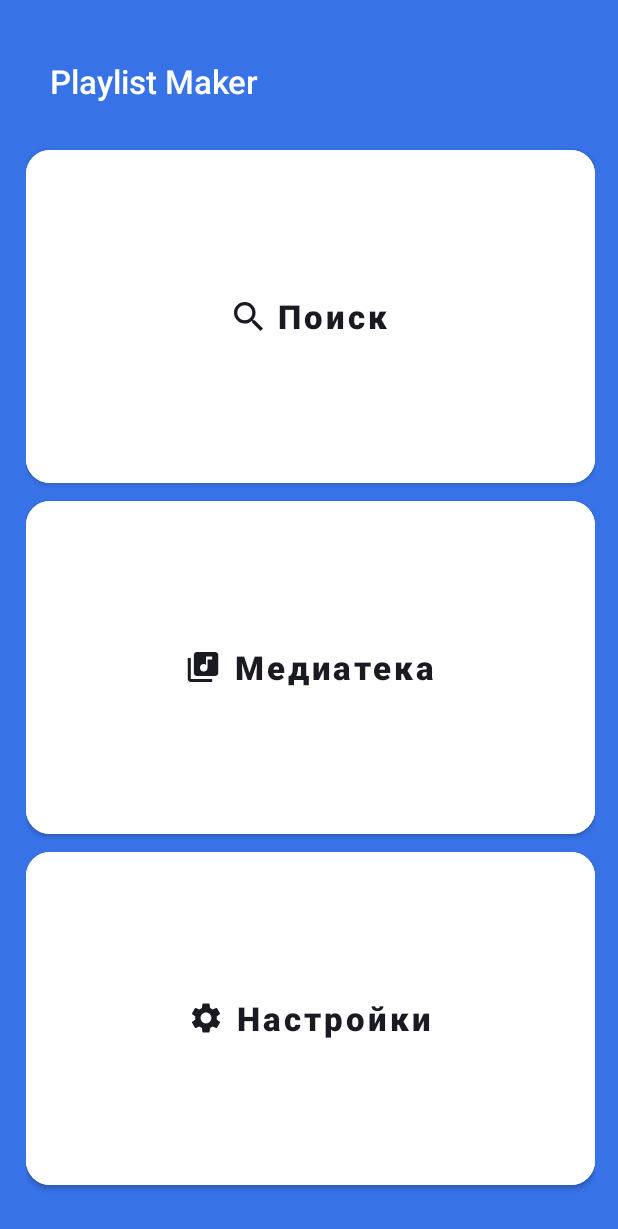
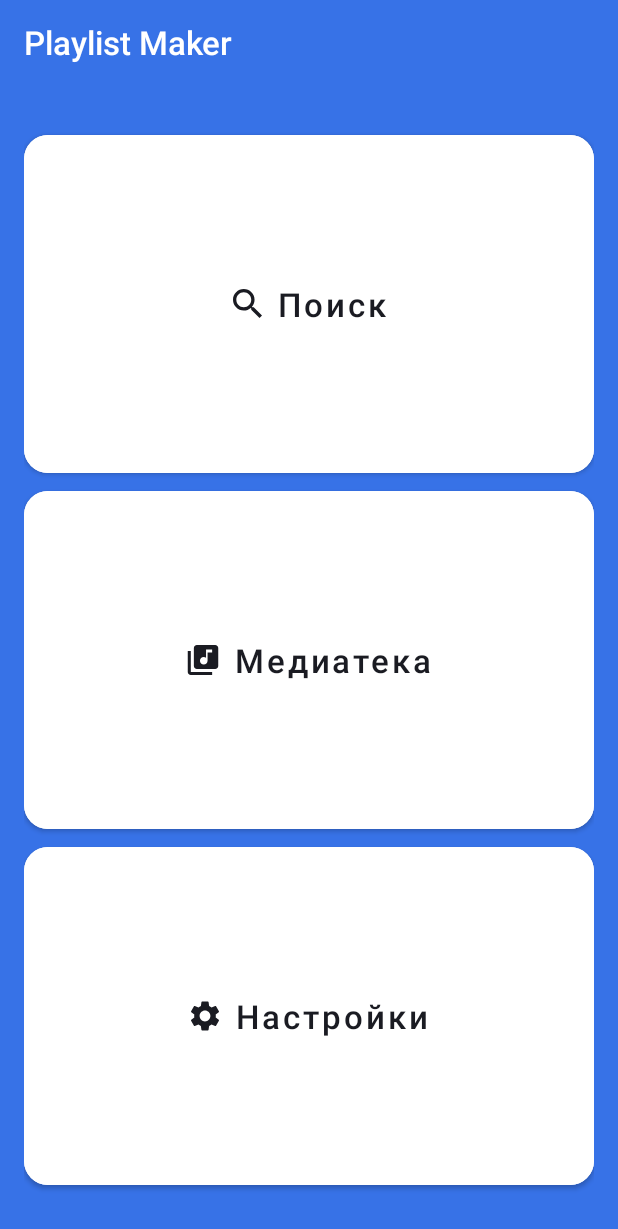
Before and after one commit to ImNia/PlaylistMaker, an Android app: the screen it shows after launch (MainActivity), on a phone screen of 412 x 824 dp. Shown: the top 1229 px of the screen. Run offline under Robolectric (Android 15) with nearby library versions, the phone set to English and light mode, and no system bars.

Commit message:
Fixed remarks

```diff
--- a/app/src/main/res/layout/activity_main.xml
+++ b/app/src/main/res/layout/activity_main.xml
@@ -7,22 +7,25 @@
     android:layout_height="match_parent"
     android:orientation="vertical"
     android:background="@color/background_blue"
-    android:paddingEnd="15dp"
-    android:paddingStart="17dp"
-    android:paddingTop="14dp"
-    android:paddingBottom="28dp"
     tools:context=".MainActivity">
 
     <androidx.appcompat.widget.Toolbar
         android:id="@+id/toolBar"
         android:minHeight="?attr/actionBarSize"
         android:layout_width="match_parent"
-        android:layout_height="80dp"
+        android:layout_height="wrap_content"
         android:text="@string/app_name"
         android:layout_gravity="top"
         app:titleTextColor="@color/white"
         app:titleTextAppearance="@style/Toolbar.TitleText"
         />
+    <LinearLayout
+        android:layout_width="match_parent"
+        android:layout_height="match_parent"
+        android:orientation="vertical"
+        android:paddingHorizontal="16dp"
+        android:paddingVertical="28dp"
+        >
         <Button
             android:id="@+id/findButton"
             android:layout_width="match_parent"
@@ -31,7 +34,7 @@
             android:text="@string/find_button"
             android:textColor="@color/text_color"
             android:textSize="@dimen/text_button_size"
-        android:textStyle="bold"
+            android:textStyle="normal"
             android:textAllCaps="false"
             android:backgroundTint="@color/white"
             app:icon="@drawable/search"
@@ -51,7 +54,7 @@
             android:textAllCaps="false"
             android:textColor="@color/text_color"
             android:textSize="@dimen/text_button_size"
-        android:textStyle="bold"
+            android:textStyle="normal"
             app:cornerRadius="@dimen/corner_radius_button"
             app:icon="@drawable/media"
             app:iconGravity="textStart"
@@ -65,7 +68,7 @@
             android:text="@string/setting"
             android:textColor="@color/text_color"
             android:textSize="@dimen/text_button_size"
-        android:textStyle="bold"
+            android:textStyle="normal"
             android:textAllCaps="false"
             android:backgroundTint="@color/white"
             app:icon="@drawable/setting"
@@ -74,5 +77,6 @@
             app:iconTint="@color/text_color"
             app:cornerRadius="@dimen/corner_radius_button"
             />
+    </LinearLayout>
 
 </LinearLayout>
--- a/app/src/main/res/layout/activity_settings.xml
+++ b/app/src/main/res/layout/activity_settings.xml
@@ -14,7 +14,7 @@
         android:text="@string/setting"
         android:paddingBottom="20dp"
         app:titleTextColor="@color/black"
-        app:navigationIcon="?attr/homeAsUpIndicator"
+        app:navigationIcon="@drawable/arrow_back"
         app:titleTextAppearance="@style/Toolbar.SubPage"
         />
     <LinearLayout
--- a/app/src/main/res/values/dimens.xml
+++ b/app/src/main/res/values/dimens.xml
@@ -2,7 +2,7 @@
 <resources>
     <dimen name="text_button_size">22sp</dimen>
     <dimen name="corner_radius_button">16dp</dimen>
-    <dimen name="padding_setting_top_bottom">21dp</dimen>
+    <dimen name="padding_setting_top_bottom">20dp</dimen>
     <dimen name="padding_setting_start_end">16dp</dimen>
-    <dimen name="setting_height">61dp</dimen>
+    <dimen name="setting_height">60dp</dimen>
 </resources>
```
Also changed, not shown: app/src/main/java/com/delirium/playlistmaker/SettingsActivity.kt (+2 -9 lines), app/src/main/res/drawable/arrow_back.xml (added, +9 -0 lines). Lines whose indentation alone changed are shown as unchanged.
